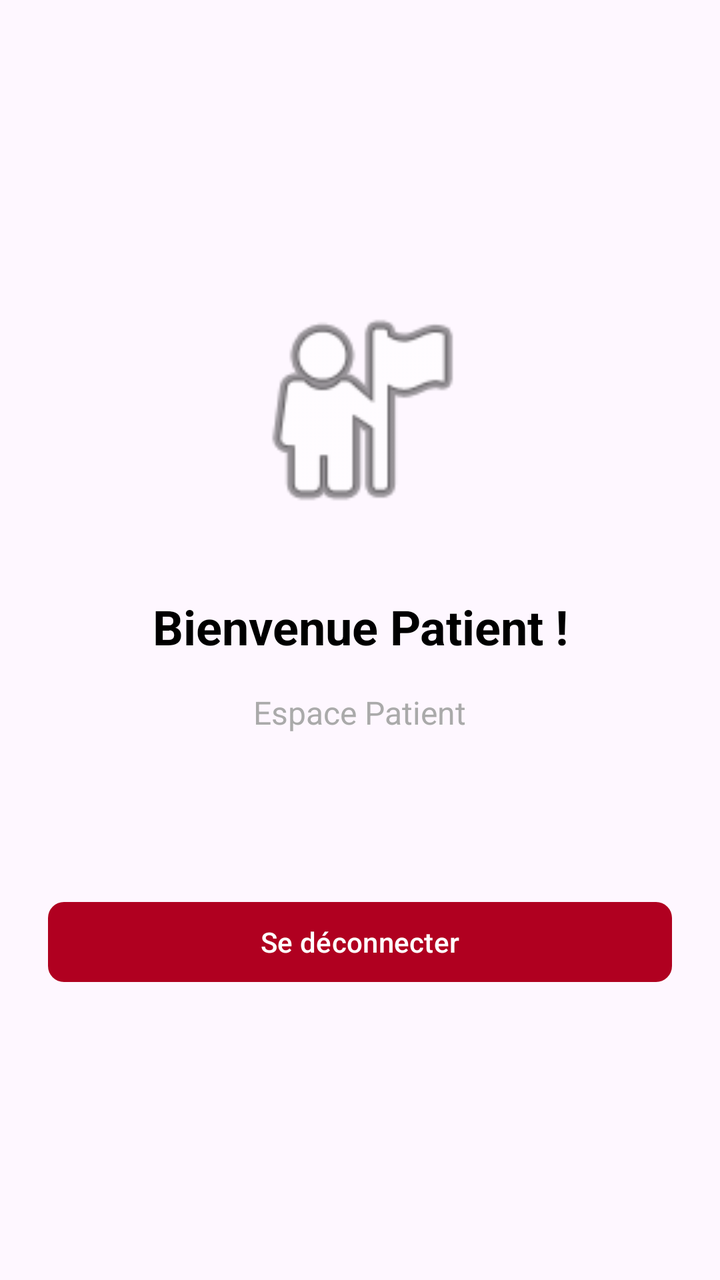
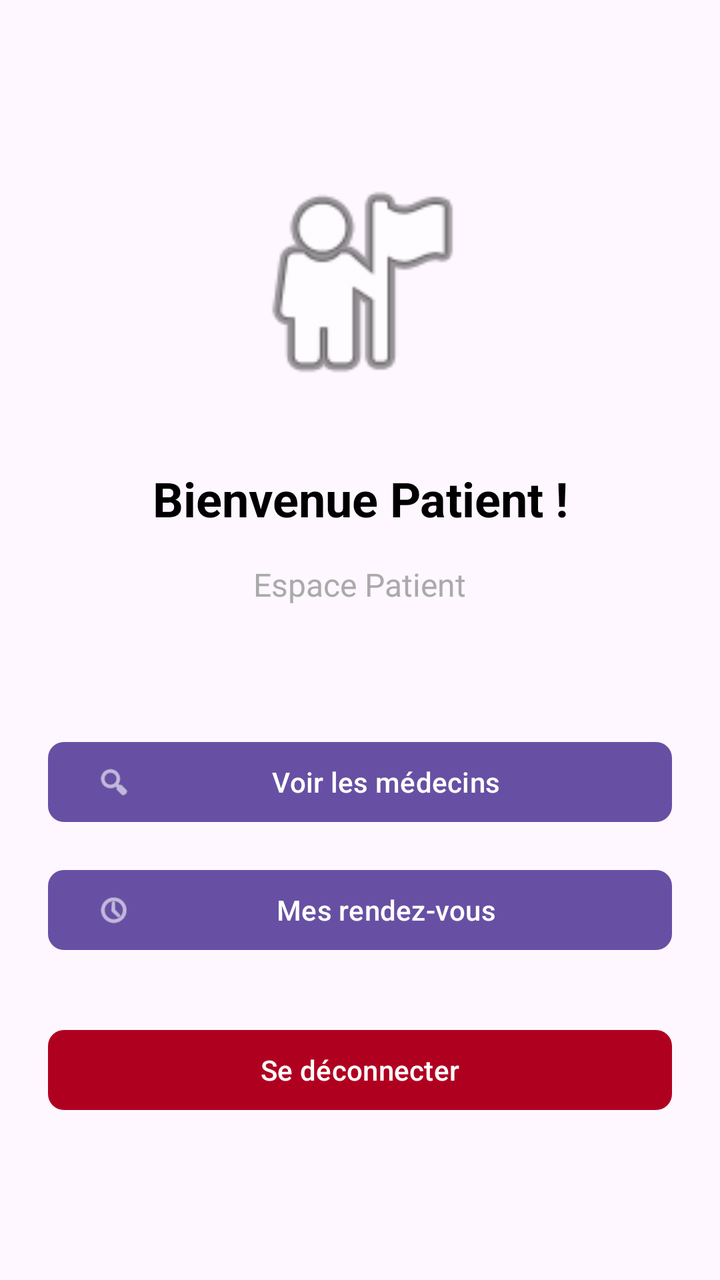

Before-and-after screenshots of an Android layout around one commit, followed by the original layout XML and the change that was made.
<!-- AndroidManifest.xml: application theme Theme.CabinetMedical -->
<!-- res/layout/activity_home_patient.xml -->
<?xml version="1.0" encoding="utf-8"?>
<LinearLayout xmlns:android="http://schemas.android.com/apk/res/android"
    xmlns:app="http://schemas.android.com/apk/res-auto"
    android:layout_width="match_parent"
    android:layout_height="match_parent"
    android:orientation="vertical"
    android:padding="24dp"
    android:gravity="center">

    
    <ImageView
        android:layout_width="120dp"
        android:layout_height="120dp"
        android:src="@android:drawable/ic_menu_myplaces"
        android:layout_marginBottom="32dp"
        android:contentDescription="Patient icon" />

    
    <TextView
        android:id="@+id/welcome_message"
        android:layout_width="wrap_content"
        android:layout_height="wrap_content"
        android:text="Bienvenue Patient !"
        android:textSize="24sp"
        android:textStyle="bold"
        android:textColor="@color/black"
        android:layout_marginBottom="16dp"
        android:gravity="center" />

    
    <TextView
        android:layout_width="wrap_content"
        android:layout_height="wrap_content"
        android:text="Espace Patient"
        android:textSize="16sp"
        android:textColor="@android:color/darker_gray"
        android:layout_marginBottom="48dp" />

    

    
    <com.google.android.material.button.MaterialButton
        android:id="@+id/logout_button"
        android:layout_width="match_parent"
        android:layout_height="wrap_content"
        android:text="Se déconnecter"
        android:textColor="@color/white"
        app:backgroundTint="@color/design_default_color_error"
        app:cornerRadius="8dp"
        android:layout_marginTop="32dp" />

</LinearLayout>
<!-- resources referenced by this layout -->
<resources>
  <color name="black">#FF000000</color>
  <color name="white">#FFFFFFFF</color>
  <style name="Theme.CabinetMedical" parent="Base.Theme.CabinetMedical" />
  <style name="Base.Theme.CabinetMedical" parent="Theme.Material3.DayNight.NoActionBar">
          
          
      </style>
</resources>

<!-- the commit's change to res/layout/activity_home_patient.xml (unified diff, before → after) -->
@@ -37,6 +37,26 @@
         android:layout_marginBottom="48dp" />
 
     
+    <com.google.android.material.button.MaterialButton
+        android:id="@+id/button_see_doctors"
+        android:layout_width="match_parent"
+        android:layout_height="wrap_content"
+        android:text="Voir les médecins"
+        android:textColor="@color/white"
+        app:icon="@android:drawable/ic_menu_search"
+        app:cornerRadius="8dp"
+        android:layout_marginTop="16dp" />
+
+    
+    <com.google.android.material.button.MaterialButton
+        android:id="@+id/button_my_appointments"
+        android:layout_width="match_parent"
+        android:layout_height="wrap_content"
+        android:text="Mes rendez-vous"
+        android:textColor="@color/white"
+        app:icon="@android:drawable/ic_menu_recent_history"
+        app:cornerRadius="8dp"
+        android:layout_marginTop="16dp" />
 
     
     <com.google.android.material.button.MaterialButton
